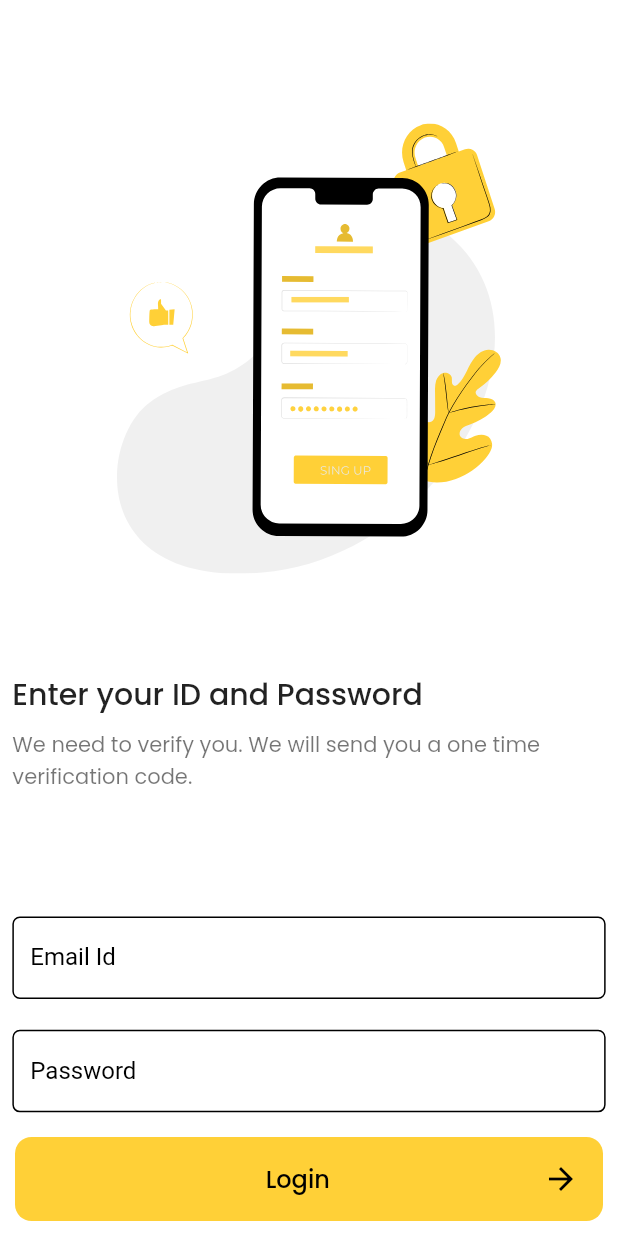
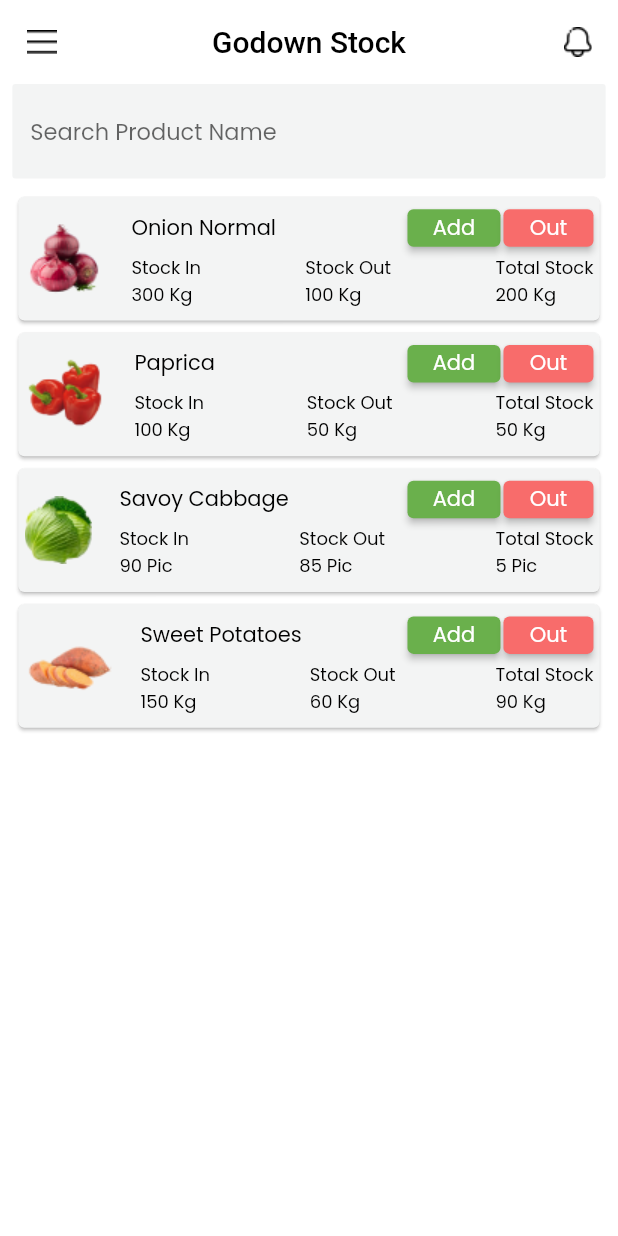
Before and after one commit to Neel-Paghadal/grocery_distributor, a Flutter app: the screen it shows after launch, on a phone screen of 412 x 824 dp. Run offline on Flutter 3.47's test engine with Material 2 defaults, Android fonts, the phone set to English and light mode, and no system bars; our stand-ins replace flutter_svg, get.

Commit message:
add desgin godown stock

```diff
--- a/lib/ConstFile/constImage.dart
+++ b/lib/ConstFile/constImage.dart
@@ -1,5 +1,6 @@
 class ConstImage {
   static const String splash = 'assets/Icons/logo.svg';
   static const String login = 'assets/Images/login.svg';
+  static const String onion="assets/Images/onion.svg";
 
 }
--- /dev/null
+++ b/lib/Screens/godown_stock.dart
@@ -0,0 +1,208 @@
+import 'package:flutter/cupertino.dart';
+import 'package:flutter/material.dart';
+import 'package:flutter_svg/flutter_svg.dart';
+
+import '../ConstFile/constFonts.dart';
+import '../ConstFile/constImage.dart';
+
+class GodownPage extends StatefulWidget{
+  const GodownPage({Key? key,}):super(key: key);
+
+  @override
+  GodownPageState createState() => GodownPageState();
+}
+class GodownPageState extends State<GodownPage>{
+  List<String> productName=["Onion Normal","Paprica","Savoy Cabbage","Sweet Potatoes"];
+  List<String> productImage=["assets/Images/onion.png",
+                              "assets/Images/paprica.png",
+                              "assets/Images/cabbage.png",
+                                "assets/Images/sweet.png"];
+  List<String> productstockin=["Stock In\n300 Kg","Stock In\n100 Kg","Stock In\n90 Pic","Stock In\n150 Kg"];
+  List<String> productstockout=["Stock Out\n100 Kg","Stock Out\n50 Kg","Stock Out\n85 Pic","Stock Out\n60 Kg"];
+  List<String> productstotalstock=["Total Stock\n200 Kg","Total Stock\n50 Kg","Total Stock\n5 Pic","Total Stock\n90 Kg"];
+
+  @override
+  Widget build(BuildContext context){
+    var deviceHeight = MediaQuery.of(context).size.height;
+    var deviceWidth = MediaQuery.of(context).size.width;
+    return Scaffold(
+      backgroundColor: Colors.white,
+      appBar: AppBar(
+        leading: Image.asset("assets/Icons/drwar.png"),
+        actions: [
+          Image.asset("assets/Icons/notification.png")
+        ],
+        elevation: 0,
+        backgroundColor: Colors.white,
+        centerTitle: true ,
+        title: Text("Godown Stock",
+        style: TextStyle(color: Colors.black),),
+      ),
+      body: Column(
+        // mainAxisAlignment: MainAxisAlignment.spaceAround,
+        children: [
+          Padding(
+            // padding: EdgeInsets.only(
+            //     top: MediaQuery.of(context).size.height*0.01,//means phone screen ni adjust kre
+            //     right:12,
+            //     left: 12),
+            padding: EdgeInsets.only(
+              right: deviceWidth*0.02,left: deviceWidth*0.02,bottom: deviceHeight*0.01
+            ),
+            child: TextFormField(
+              decoration: InputDecoration(
+                fillColor: Color(0xffF3F4F4),
+                filled: true,
+                enabledBorder: OutlineInputBorder(
+                    borderRadius: BorderRadius.circular(2),
+                    borderSide: BorderSide.none
+                ),
+                // focusedBorder:  OutlineInputBorder(
+                //     borderRadius: BorderRadius.all(Radius.circular(2)),
+                //     borderSide: BorderSide(color: Colors.black)
+                // ),
+                hintStyle: TextStyle(
+                    fontFamily: ConstFont.popinsRegular,
+                    //fontWeight: FontWeight.w300,
+                    fontSize: 15),
+                hintText: "Search Product Name",
+              ),
+            ),
+          ),
+          Expanded(
+              child: ListView.builder(
+                itemCount: 4,
+                  itemBuilder: (context,index){
+                return Padding(
+                  padding: EdgeInsets.only(left: deviceWidth*0.02,right: deviceWidth*0.02),
+                  child: Card(
+                    color: Color(0xffF3F4F4),
+                    child: Padding(
+                      padding: EdgeInsets.only(left: deviceWidth*0.01,bottom: deviceHeight*0.01,right: deviceWidth*0.01,top: deviceHeight*0.01),
+                      child: Column(
+                        mainAxisAlignment: MainAxisAlignment.center,
+                        crossAxisAlignment: CrossAxisAlignment.start,
+                        children: [
+                          Row(
+                            mainAxisAlignment: MainAxisAlignment.start,
+                            crossAxisAlignment: CrossAxisAlignment.center,
+                            mainAxisSize: MainAxisSize.max,
+                            children: [
+                                Image(image: AssetImage(productImage[index].toString()),
+                                ),
+                              SizedBox(
+                                width: 10,
+                              ),
+                              Expanded(
+                                child: Column(
+                                  mainAxisAlignment: MainAxisAlignment.start,
+                                  crossAxisAlignment: CrossAxisAlignment.start,
+                                  children: [
+                                    Row(
+                                     mainAxisAlignment: MainAxisAlignment.spaceBetween,
+                                      children: [
+                                        Padding(
+                                          padding:  EdgeInsets.only(left: deviceHeight*0.01),
+                                          child: Text(productName[index].toString(),
+                                            style: TextStyle(
+                                                fontSize: 14,
+                                                fontFamily: ConstFont.popinsRegular,
+                                                color: Colors.black,
+                                              //fontWeight: FontWeight.bold
+                                            ),),
+                                        ),
+                                           Row(
+                                            mainAxisAlignment: MainAxisAlignment.spaceAround,
+                                            children: [
+                                              Container(
+                                                height:25,
+                                                width:62,
+                                                decoration: BoxDecoration(
+                                                  borderRadius: BorderRadius.circular(2),
+                                                  // color: Color(0xff6AB04C)
+                                                ),
+                                                child: Center(
+                                                  child: ElevatedButton(
+                                                    style: ElevatedButton.styleFrom(primary: Color(0xff6AB04C)),
+                                                    onPressed: () {},
+                                                    child: Text("Add",
+                                                    style: TextStyle(
+                                                        fontFamily: ConstFont.popinsRegular,
+                                                      color: Colors.white
+                                                    ),),
+                                                  ),
+                                                ),
+                                              ),
+                                              SizedBox(
+                                                width: 2,
+                                              ),
+                                              Container(
+                                                height: 25,
+                                                width: 60,
+                                                decoration: BoxDecoration(
+                                                  borderRadius: BorderRadius.circular(2),
+                                                  // color: Color(0xffF86C6B)
+                                                ),
+                                                child: Center(
+                                                  child: ElevatedButton(
+                                                    style: ElevatedButton.styleFrom(primary: Color(0xffF86C6B)),
+                                                    onPressed: (){},
+                                                    child: Text("Out",
+                                                    style: TextStyle(
+                                                        fontFamily: ConstFont.popinsRegular,
+                                                      color: Colors.white
+                                                    ),),
+                                                  ),
+                                                ),
+                                              )
+                                            ],
+                                          ),
+                                      ],
+                                    ),
+                                    SizedBox(
+                                      height: 5,
+                                    ),
+                                    Padding(
+                                       padding: EdgeInsets.only(left: deviceHeight*0.01),
+                                       child: Row(
+                                         mainAxisAlignment: MainAxisAlignment.spaceBetween,
+                                        children: [
+                                          Text(productstockin[index].toString(),
+                                            style: TextStyle(
+                                                fontSize: 12,
+                                                fontFamily: ConstFont.popinsRegular,
+                                                color: Colors.black
+                                            ),),
+                                          Text(productstockout[index].toString(),
+                                            style: TextStyle(
+                                                fontSize: 12,
+                                                fontFamily: ConstFont.popinsRegular,
+                                                color: Colors.black
+                                            ),),
+                                          Text(productstotalstock[index].toString(),
+                                            style: TextStyle(
+                                                fontSize: 12,
+                                                fontFamily: ConstFont.popinsRegular,
+                                                color: Colors.black
+                                            ),),
+                                        ],
+                                      ),
+                                    ),
+                                  ],
+                                ),
+                              )
+                    ]
+                          )
+                        ],
+                      ),
+                    ),
+                  ),
+                );
+              })
+          )
+        ],
+      ),
+
+    );
+  }
+}
--- a/lib/main.dart
+++ b/lib/main.dart
@@ -1,6 +1,7 @@
 import 'package:flutter/material.dart';
 import 'package:get/get.dart';
 
+import 'Screens/godown_stock.dart';
 import 'Screens/login_screen.dart';
 import 'Screens/splash.dart';
 
@@ -21,7 +22,8 @@ class MyApp extends StatelessWidget {
         // useMaterial3: true,
       ),
       debugShowCheckedModeBanner: false,
-      home:   SplashScreen(),
+      //home:   SplashScreen(),
+      home: GodownPage(),
       // home:   LoginScreen(),
     );
   }
```
Also changed, not shown: assets/Icons/drwar.png (added), assets/Icons/notification.png (added), assets/Images/cabbage.png (added), assets/Images/onion.png (added), assets/Images/onion.svg (added), assets/Images/paprica.png (added), assets/Images/sweet.png (added).
